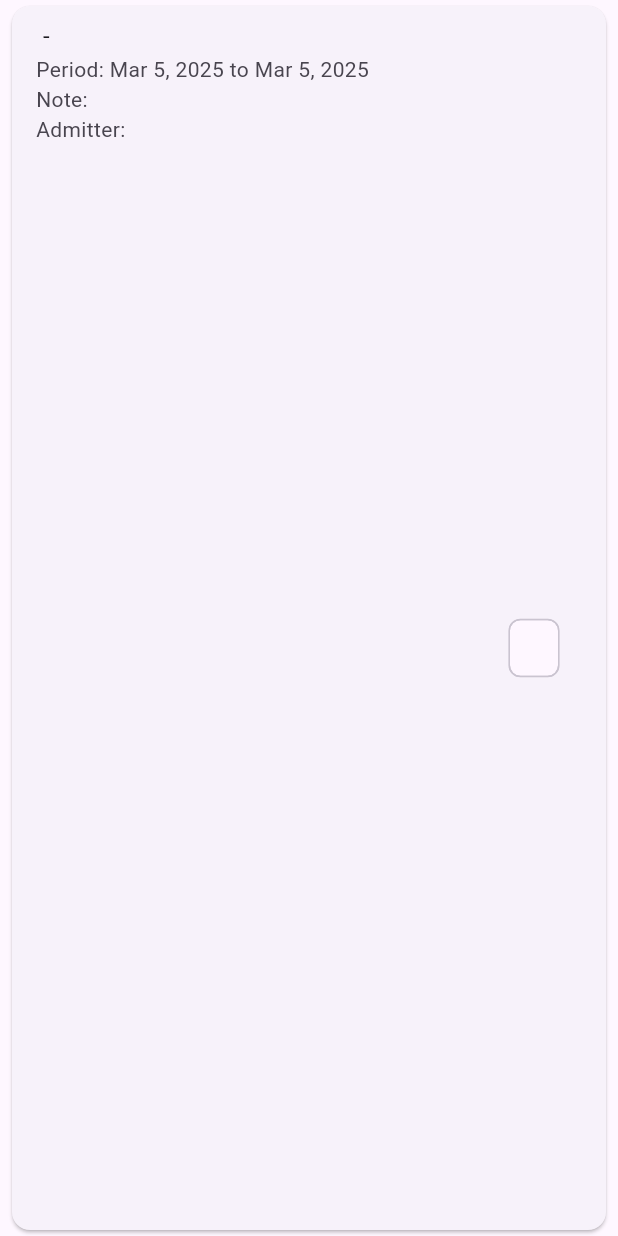
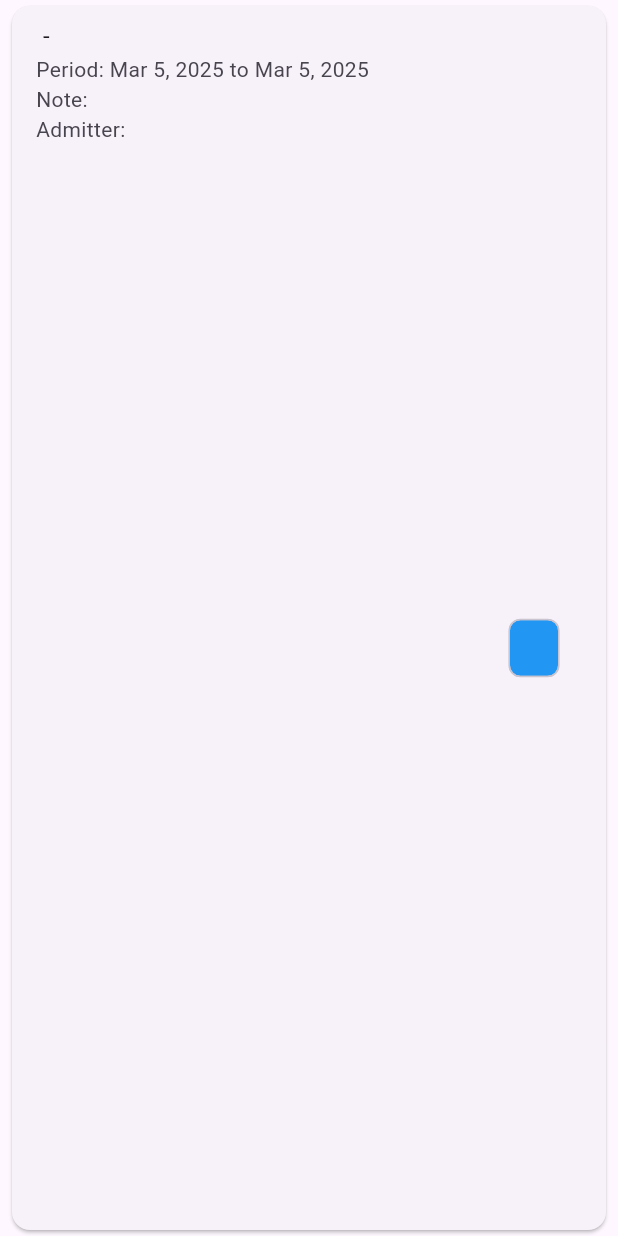
Before and after one commit to b-laztornex/crewmeister-absence-app, a Flutter app: the AbsenceListItem widget shown alone on an empty page, opened directly with empty values, on a phone screen of 412 x 824 dp. Run offline on Flutter 3.47's test engine with Material 3 defaults, Android fonts, the light colour scheme and no system bars; our stand-ins replace equatable, flutter_bloc; network calls fail.

Commit message:
set color based on the status on the absence item

```diff
--- a/lib/features/absences/presentation/widgets/absence_list_item.dart
+++ b/lib/features/absences/presentation/widgets/absence_list_item.dart
@@ -7,6 +7,19 @@ class AbsenceListItem extends StatelessWidget {
 
   @override
   Widget build(BuildContext context) {
+    // Pick a background color based on the status
+    Color chipColor;
+    switch (absence.status.toLowerCase()) {
+      case 'confirmed':
+        chipColor = Colors.green;
+        break;
+      case 'rejected':
+        chipColor = Colors.red;
+        break;
+      default: // 'requested' or any other
+        chipColor = Colors.blue;
+    }
+
     return Card(
       margin: const EdgeInsets.symmetric(horizontal: 8, vertical: 4),
       child: ListTile(
@@ -22,7 +35,13 @@ class AbsenceListItem extends StatelessWidget {
               Text('Admitter: ${absence.admitterNote}'),
           ],
         ),
-        trailing: Chip(label: Text(absence.status)),
+        trailing: Chip(
+          label: Text(
+            absence.status,
+            style: const TextStyle(color: Colors.white),
+          ),
+          backgroundColor: chipColor,
+        ),
       ),
     );
   }
```
